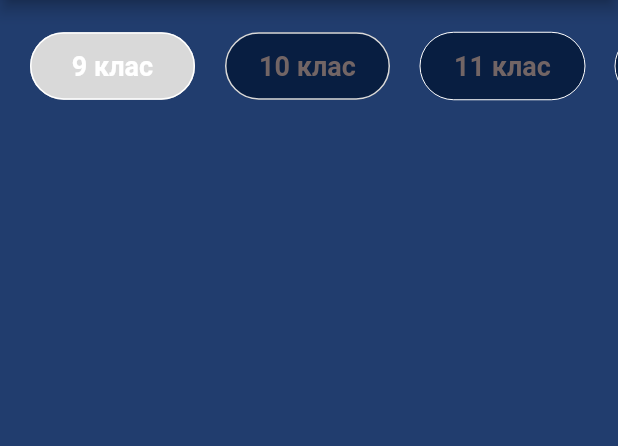
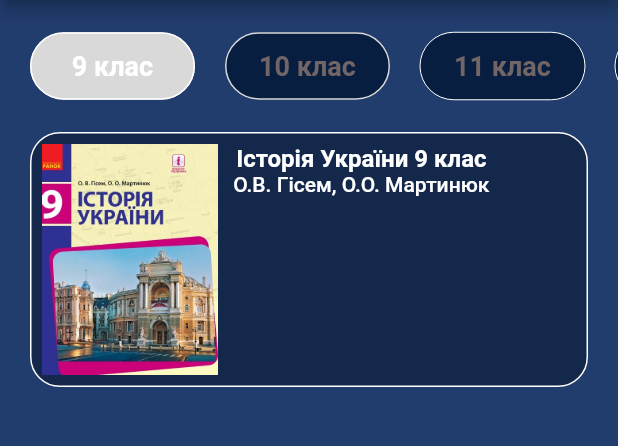
Before and after one commit to IvannaKozak/audioschool-old, a Flutter app: the BooksScreen screen opened directly, on a phone screen of 412 x 824 dp, the part 84-530 px from its top. Run offline on Flutter 3.47's test engine with Material 2 defaults, Android fonts, the light colour scheme and no system bars; our stand-ins replace flutter_spinkit, flutter_svg.

Commit message:
sunday 2 commit

```diff
--- a/lib/screens/main_screen.dart
+++ b/lib/screens/main_screen.dart
@@ -1,4 +1,4 @@
-import 'package:audioschool/screens/books_screen.dart';
+import 'package:audioschool/screens/uahistory_books.dart';
 import 'package:flutter/material.dart';
 
 class MainScreen extends StatelessWidget {
--- a/lib/screens/books_screen.dart
+++ b/lib/screens/uahistory_books.dart
@@ -15,7 +15,7 @@
 
 class _BooksScreenState extends State<BooksScreen> {
   // SchoolClass selectclass;
- List<bool> _hasBeenPressed = [true, false, false, false];
+  List<bool> _hasBeenPressed = [true, false, false, false];
 
   @override
   Widget build(BuildContext context) {
@@ -128,7 +128,7 @@
                     ),
                     onPressed: () => {
                       setState(() {
-                           _hasBeenPressed[3] = !_hasBeenPressed[3];
+                        _hasBeenPressed[3] = !_hasBeenPressed[3];
                       })
                     },
                     child: Text(
@@ -144,16 +144,70 @@
             ),
           ),
           SingleChildScrollView(
-            scrollDirection: Axis.vertical,
-            child: Column(
-
-            )
-            ),
+              scrollDirection: Axis.vertical,
+              child: Column(
+                children: <Widget>[
+                  Padding(
+                    padding: const EdgeInsets.symmetric(horizontal: 20.0),
+                    child: BookCard(
+                      bookImage:
+                          Image(image: AssetImage('images/history_1.jpg')),
+                      bookTitle: 'Історія України 9 клас',
+                      bookAuthor: 'О.В. Гісем, О.О. Мартинюк',
+                    ),
+                  )
+                ],
+              )),
         ],
       ),
     );
   }
 }
+
+class BookCard extends StatelessWidget {
+  BookCard(
+      {required this.bookImage,
+      required this.bookTitle,
+      required this.bookAuthor});
+  final Image bookImage;
+  final String bookTitle;
+  final String bookAuthor;
+
+  @override
+  Widget build(BuildContext context) {
+    return TextButton(
+        style: TextButton.styleFrom(
+          fixedSize: Size.fromHeight(170),
+          backgroundColor: Color(0xFF14284B),
+          shape: RoundedRectangleBorder(
+              borderRadius: BorderRadius.circular(20.0),
+              side: BorderSide(width: 1.0, color: Colors.white)),
+        ),
+        onPressed: () {},
+        child: Row(
+          children: <Widget>[
+            bookImage,
+            SizedBox(
+              width: 10.0,
+            ),
+            Column(
+              children: <Widget>[
+                Text(bookTitle,
+                    style: TextStyle(
+                        fontSize: 16,
+                        fontWeight: FontWeight.bold,
+                        color: Colors.white)),
+                Text(
+                  bookAuthor, style: TextStyle(color: Colors.white),
+                )
+              ],
+            )
+          ],
+        ));
+  }
+}
+
+
 
 
 // class BookCard extends StatelessWidget {
```
